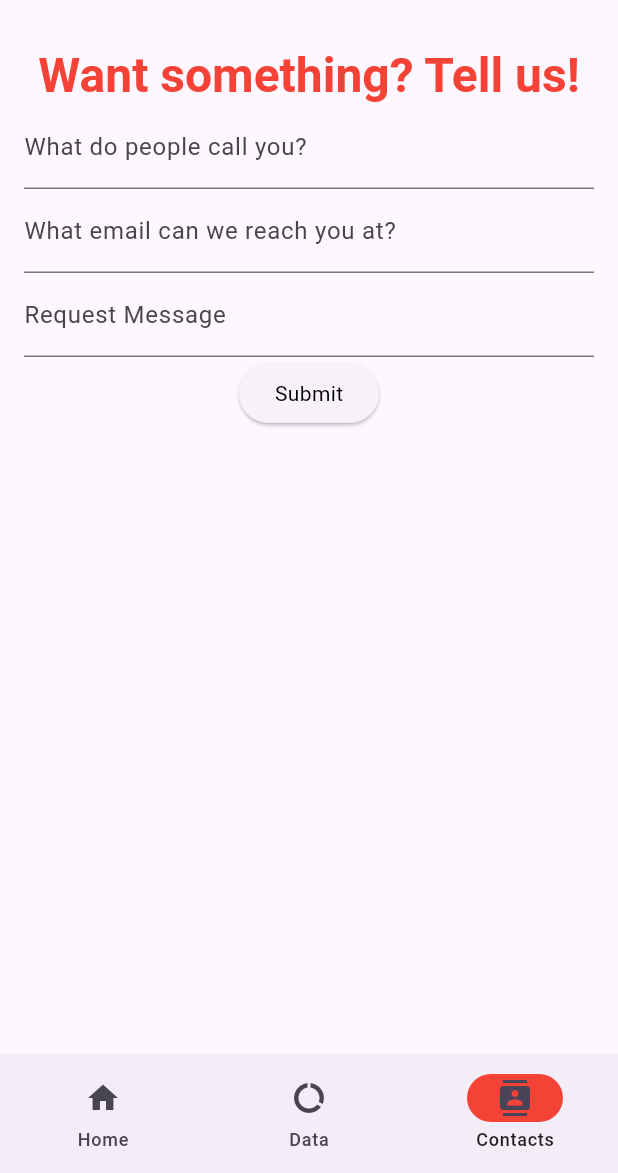
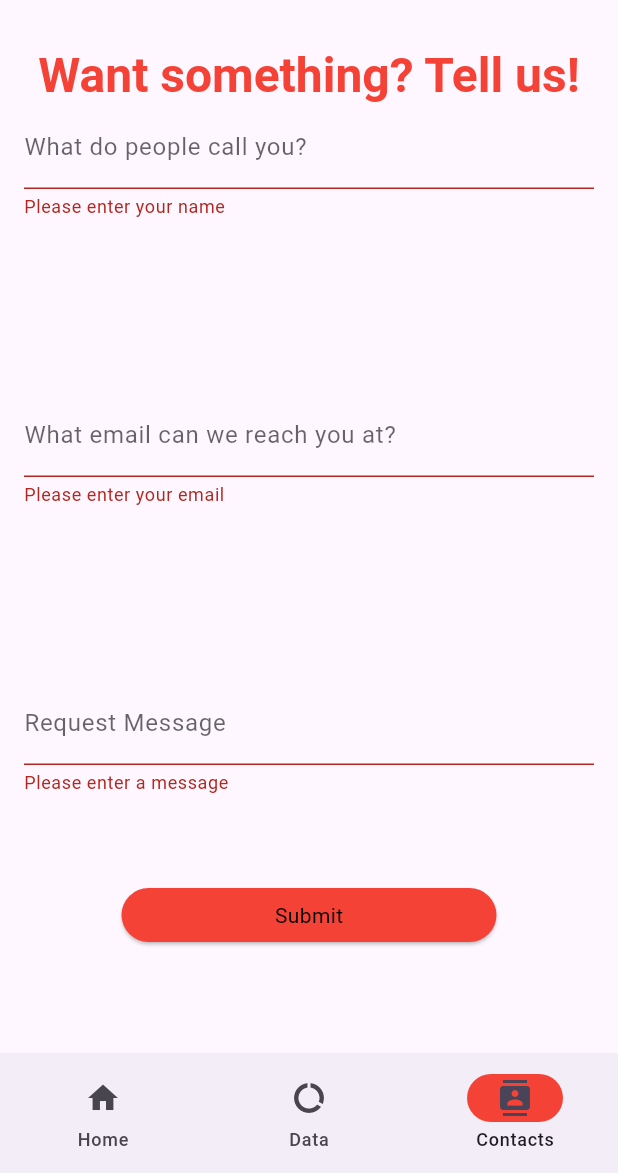
Before and after one commit to corb0140/navigation_flutter_app, a Flutter app: the screen it shows after launch, item 3 of the bottom bar chosen, after a tap on "Submit", on a phone screen of 412 x 824 dp, the part 63-1236 px from its top. Run offline on Flutter 3.47's test engine with Material 3 defaults, Android fonts, the light colour scheme and no system bars; network calls fail.

Commit message:
added some styling to contacts screen

```diff
--- a/lib/screens/contacts_screen.dart
+++ b/lib/screens/contacts_screen.dart
@@ -30,31 +30,72 @@ class _MyWidgetState extends State<ContactsScreen> {
                   ?.copyWith(color: colorScheme.secondary),
             ),
             TextFormField(
-                decoration: const InputDecoration(
-                  labelText: 'What do people call you?',
-                ),
+                decoration: InputDecoration(
+                    labelText: 'What do people call you?',
+                    labelStyle: TextStyle(color: Colors.black.withOpacity(0.6)),
+                    focusedBorder: const UnderlineInputBorder(
+                        borderSide: BorderSide(
+                      color: Colors.green, // Active text field border color
+                    ))),
                 validator: (String? value) {
                   if (value == null || value.isEmpty) {
-                    return 'Please enter some text';
+                    return 'Please enter your name';
                   }
                   return null; //means no error
                 },
                 onSaved: (String? value) {
                   _data.name = value ?? '';
                 }),
+            const SizedBox(height: 116.0),
             TextFormField(
-              decoration: const InputDecoration(
-                labelText: 'What email can we reach you at?',
-              ),
-            ),
+                decoration: InputDecoration(
+                    labelText: 'What email can we reach you at?',
+                    labelStyle: TextStyle(color: Colors.black.withOpacity(0.6)),
+                    focusedBorder: const UnderlineInputBorder(
+                        borderSide: BorderSide(
+                      color: Colors.green, // Active text field border color
+                    ))),
+                validator: (String? value) {
+                  if (value == null || value.isEmpty) {
+                    return 'Please enter your email';
+                  }
+                  return null; //means no error
+                },
+                onSaved: (String? value) {
+                  _data.email = value ?? '';
+                }),
+            const SizedBox(height: 116.0),
             TextFormField(
-              decoration: const InputDecoration(
-                labelText: 'Request Message',
-              ),
-            ),
+                decoration: InputDecoration(
+                    labelText: 'Request Message',
+                    labelStyle: TextStyle(color: Colors.black.withOpacity(0.6)),
+                    focusedBorder: const UnderlineInputBorder(
+                        borderSide: BorderSide(
+                      color: Colors.green, // Active text field border color
+                    ))),
+                validator: (String? value) {
+                  if (value == null || value.isEmpty) {
+                    return 'Please enter a message';
+                  }
+                  return null; //means no error
+                },
+                onSaved: (String? value) {
+                  _data.message = value ?? '';
+                }),
+            const SizedBox(height: 56.0),
             ElevatedButton(
+              style: ElevatedButton.styleFrom(
+                  minimumSize: const Size(250, 36),
+                  backgroundColor: Colors.red),
               onPressed: () {
-                // Validate the form
+                if (_formStateKey.currentState?.validate() ?? false) {
+                  _formStateKey.currentState?.save();
+                  print('Name: ${_data.name}');
+                  print('Email: ${_data.email}');
+                  print('Message: ${_data.message}');
+                } else {
+                  print("Form is invalid");
+                }
               },
               child: Text('Submit',
                   style: textTheme.bodyMedium
```
